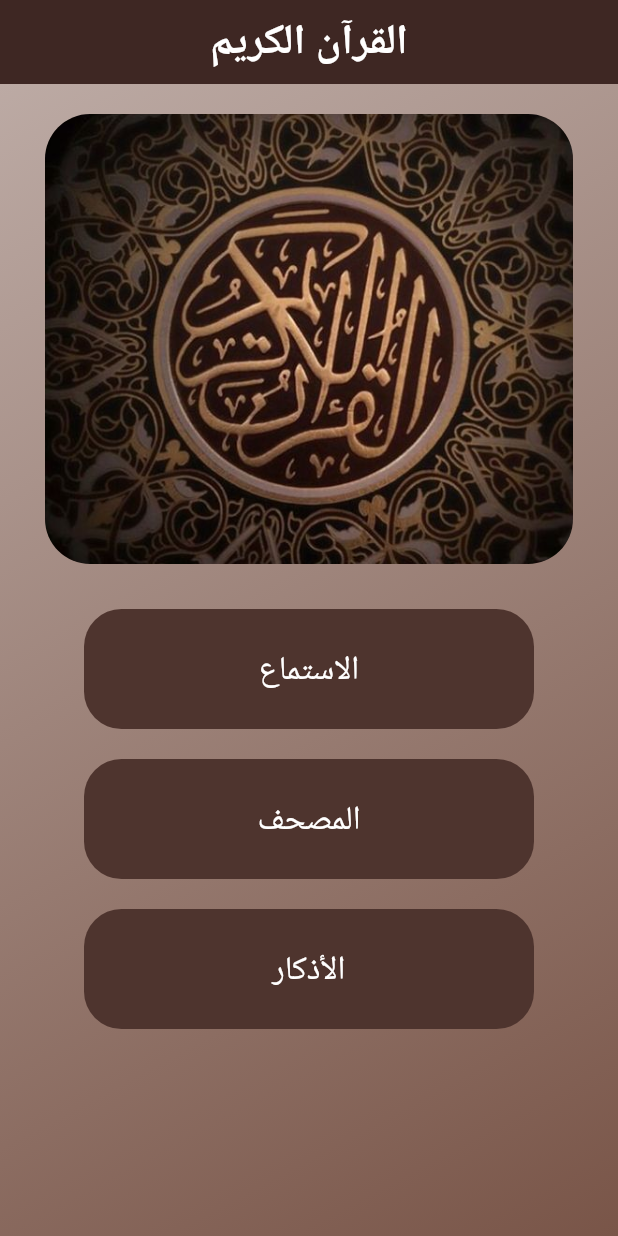
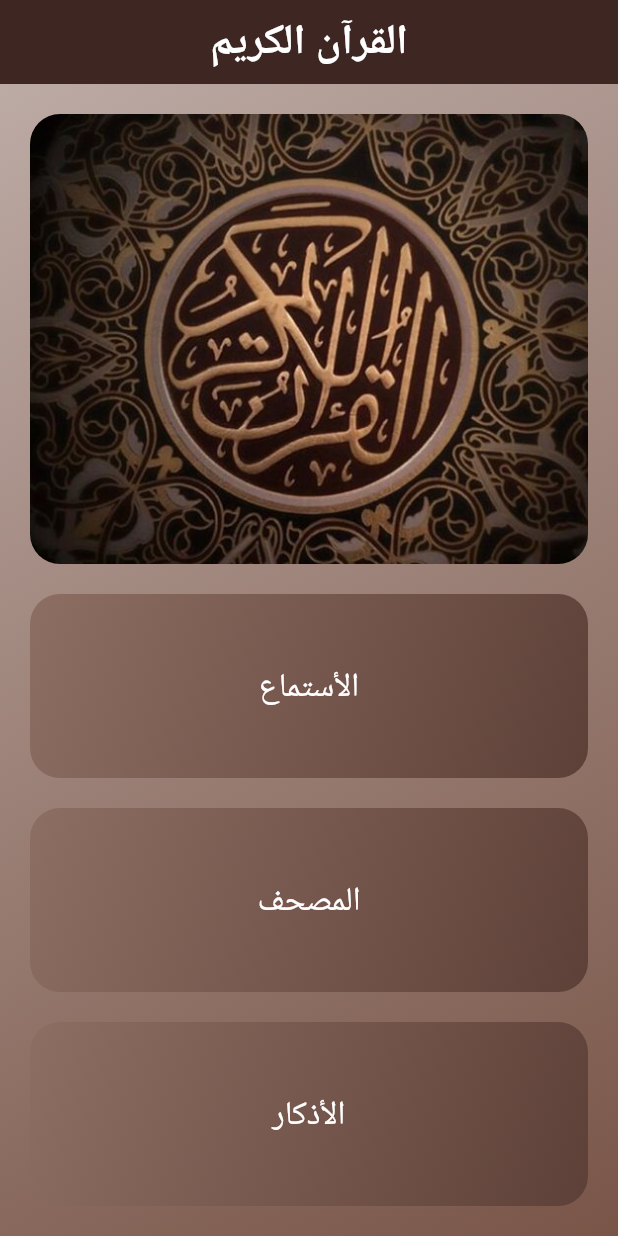
Before and after one commit to alaamorsi/quranApp, a Flutter app: the screen it shows after launch, on a phone screen of 412 x 824 dp. Run offline on Flutter 3.47's test engine with Material 2 defaults, Android fonts, the light colour scheme and no system bars; our stand-ins replace audio_video_progress_bar, just_audio, rxdart; missing offline and left inert: pdfx.

Commit message:
5 edite wait for next

```diff
--- a/lib/el_quraa.dart
+++ b/lib/el_quraa.dart
@@ -23,7 +23,7 @@ class ElQuraaScreen extends StatelessWidget {
     'assets/images/17.jpg',
   ];
   List elQuraaNames = [
-    'عبدالباسط عبد الصمد',
+    'عبدالباسط عبدالصمد',
     'محمد صديق المنشاوي ',
     'محمد رفعت',
     'محمود علي البنا',
@@ -112,6 +112,7 @@ class ElQuraaScreen extends StatelessWidget {
   }
 
   Widget buildElquraaItem(context, index) => Container(
+        height: 50.0,
         decoration: BoxDecoration(
           borderRadius: BorderRadius.circular(
             20.0,
@@ -141,6 +142,8 @@ class ElQuraaScreen extends StatelessWidget {
                   elQuraaNames[index],
                   style: TextStyle(color: Colors.white, fontSize: 22.0),
                 ),
+                SizedBox(width: 5.0,),
+                CircleAvatar(backgroundImage: AssetImage(elQuraaimages[index]),)
               ],
             ),
           ),
--- a/lib/first_screen.dart
+++ b/lib/first_screen.dart
@@ -28,69 +28,88 @@ class FirstScreen extends StatelessWidget {
             ],
           ),
         ),
+        child: Padding(
+          padding: const EdgeInsets.all(20.0),
           child: Column(
             children: [
               //for the image
-            Padding(
-              padding: const EdgeInsets.symmetric(horizontal: 30.0,vertical: 20.0),
-              child: Container(height: 300.0,width: double.infinity,
+              Container(height: 300,
+                width: double.infinity,
                   decoration: BoxDecoration(
-                    borderRadius: BorderRadius.circular(30.0),
+                    borderRadius: BorderRadius.circular(20.0),
                     image: DecorationImage(
                         image: AssetImage('assets/AppImage.jpg')
                         ,fit: BoxFit.cover),
                   ),
               ),
-            ),
+              SizedBox(height: 20.0,),
               //for the first button
-            InkWell(
+              Expanded(
+                child: InkWell(
                   onTap: (){
                     Navigator.push(context,
                         MaterialPageRoute(builder: (context) => ElQuraaScreen()));
                   },
-              child: Padding(
-                padding: const EdgeInsets.symmetric(horizontal: 30.0,vertical: 10.0),
                   child: Container(
-                  height: 80.0,
-                  width: 300.0,
                     decoration: BoxDecoration(
-                    color: Colors.brown[800],
-                    borderRadius: BorderRadius.circular(25.0),),
-                  child: Center(child: Text('الاستماع',style: TextStyle(color: Colors.white,fontSize: 22.0),)),
+                      gradient: LinearGradient(
+                        begin: Alignment.topLeft,
+                        end: Alignment.bottomRight,
+                        colors: [
+                          Colors.brown[400]!,
+                          Colors.brown[700]!,
+                        ],
+                      ),
+                      borderRadius: BorderRadius.circular(20.0),
+                    ),
+                    child: Center(child: Text('الأستماع',style: TextStyle(color: Colors.white,fontSize: 22.0),)),
                   ),
                 ),
               ),
+              SizedBox(height: 20.0,),
               //for the second button
-            InkWell(
+              Expanded(
+                child: InkWell(
                   onTap: (){
                     Navigator.push(context,
                         MaterialPageRoute(builder: (context) => MushafScreen()));
                   },
-              child: Padding(
-                padding: const EdgeInsets.symmetric(horizontal: 30.0,vertical: 10.0),
                   child: Container(
-                  height: 80.0,
-                  width: 300.0,
                     decoration: BoxDecoration(
-                    color: Colors.brown[800],
-                    borderRadius: BorderRadius.circular(25.0),),
+                      gradient: LinearGradient(
+                        begin: Alignment.topLeft,
+                        end: Alignment.bottomRight,
+                        colors: [
+                          Colors.brown[400]!,
+                          Colors.brown[700]!,
+                        ],
+                      ),
+                      borderRadius: BorderRadius.circular(20.0),
+                    ),
                     child: Center(child: Text('المصحف',style: TextStyle(color: Colors.white,fontSize: 22.0),)),
                   ),
                 ),
               ),
-            InkWell(
+              SizedBox(height: 20.0,),
+              //therd button
+              Expanded(
+                child: InkWell(
                   onTap: (){
                     Navigator.push(context,
                         MaterialPageRoute(builder: (context) => AzkaarScreen()));
                   },
-              child: Padding(
-                padding: const EdgeInsets.symmetric(horizontal: 30.0,vertical: 10.0),
                   child: Container(
-                  height: 80.0,
-                  width: 300.0,
                     decoration: BoxDecoration(
-                    color: Colors.brown[800],
-                    borderRadius: BorderRadius.circular(25.0),),
+                      gradient: LinearGradient(
+                        begin: Alignment.topLeft,
+                        end: Alignment.bottomRight,
+                        colors: [
+                          Colors.brown[400]!,
+                          Colors.brown[700]!,
+                        ],
+                      ),
+                      borderRadius: BorderRadius.circular(20.0),
+                    ),
                     child: Center(child: Text('الأذكار',style: TextStyle(color: Colors.white,fontSize: 22.0),)),
                   ),
                 ),
@@ -98,6 +117,7 @@ class FirstScreen extends StatelessWidget {
             ]
           ),
         ),
+      ),
     );
   }
 }
--- a/pubspec.yaml
+++ b/pubspec.yaml
@@ -49,10 +49,10 @@ dev_dependencies:
   flutter_test:
     sdk: flutter
   flutter_launcher_icons: ^0.13.1
-flutter_launcher_icons:
+flutter_icons:
   android: true
   ios: true
-  image_path: "assets/AppImage.jpg"
+  image_path: 'assets/AppImage.jpg'
   adaptive_icon_foreground: 'assets/AppImageForeground.png'
   adaptive_icon_background: '#ffffff'
 
```
Also changed, not shown: lib/al_azkaar.dart (added, +264 -0 lines), lib/azkaar.dart (+93 -1 lines), 1 other file. Lines whose indentation alone changed are shown as unchanged.
